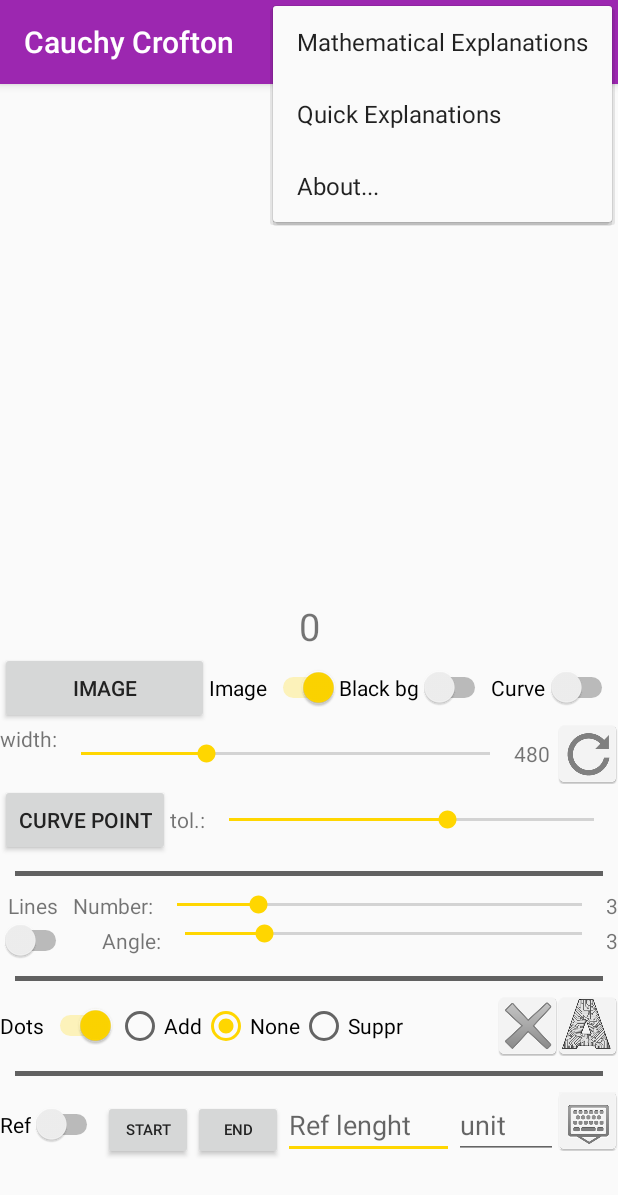
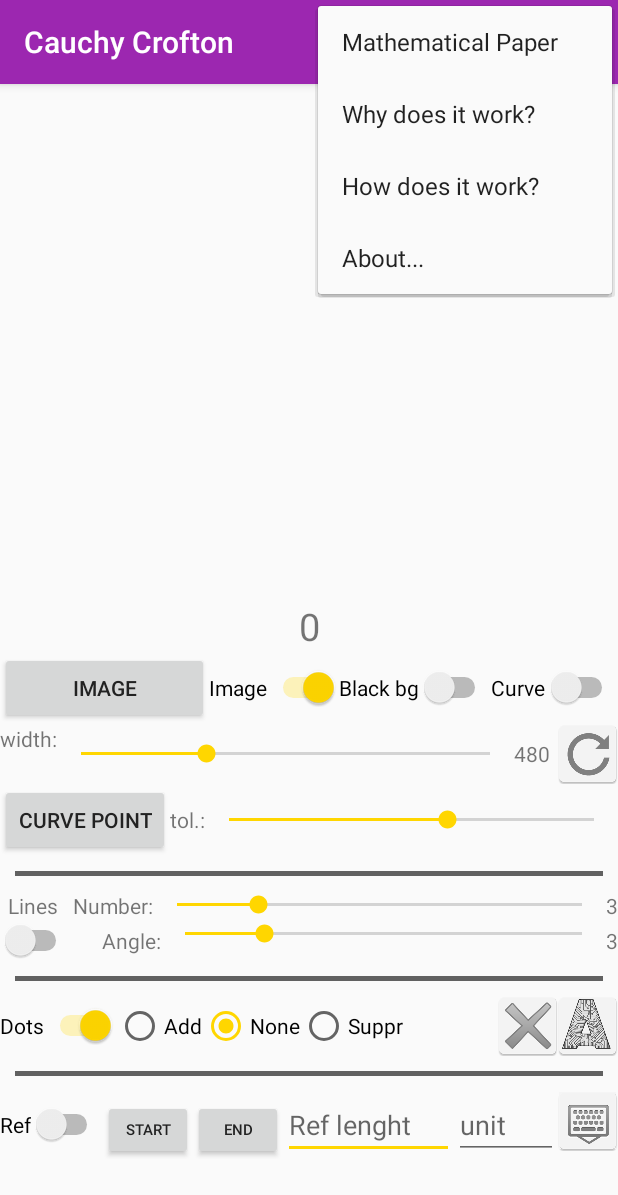
Before and after one commit to pauldubois98/CauchyCroftonApp, an Android app: the screen it shows after launch (MainActivity), with the options menu open, on a phone screen of 412 x 824 dp. Shown: the top 1195 px of the screen. Run offline under Robolectric (Android 15) with nearby library versions, the phone set to English and light mode, and no system bars; pictures from the network do not load.

Commit message:
small update

```diff
--- a/app/build.gradle
+++ b/app/build.gradle
@@ -14,8 +14,8 @@ android {
         applicationId "com.the.unknown.cauchycroftonapp"
         minSdkVersion 15
         targetSdkVersion 27
-        versionCode 3
-        versionName '1.0'
+        versionCode 4
+        versionName '1.1'
         testInstrumentationRunner "android.support.test.runner.AndroidJUnitRunner"
         signingConfig signingConfigs.config
     }
--- a/app/src/main/res/menu/main_menu.xml
+++ b/app/src/main/res/menu/main_menu.xml
@@ -3,14 +3,19 @@
     xmlns:app="http://schemas.android.com/apk/res-auto">
 
     <item
-        android:id="@+id/deep_explanations"
+        android:id="@+id/math_paper"
         app:showAsAction="never"
         android:title="@string/mathematical_explanations"
         />
     <item
-    android:id="@+id/explanations"
-    app:showAsAction="never"
-    android:title="@string/quick_explanations"
+        android:id="@+id/maths_expl"
+        app:showAsAction="never"
+        android:title="@string/quick_explanations"
+        />
+    <item
+        android:id="@+id/app_expl"
+        app:showAsAction="never"
+        android:title="@string/app_expl"
         />
     <item android:id="@+id/about_me"
         app:showAsAction="never"
--- a/app/src/main/res/values/strings.xml
+++ b/app/src/main/res/values/strings.xml
@@ -3,8 +3,9 @@
     <string name="alert_message">Part of our 2nd year at UCL</string>
     <string name="alert_title">Cauchy-Crofton App</string>
     <string name="alert_positive_bt">OK</string>
-    <string name="quick_explanations">Quick Explanations</string>
-    <string name="mathematical_explanations">Mathematical Explanations</string>
+    <string name="quick_explanations">Why does it work?</string>
+    <string name="app_expl">How does it work?</string>
+    <string name="mathematical_explanations">Mathematical Paper</string>
     <string name="about_me">About...</string>
     <string name="image_bt_txt">Image</string>
     <string name="image_swich_txt">Image</string>
```
Also changed, not shown: app/src/main/java/com/the/unknown/cauchycroftonapp/MainActivity.java (+6 -4 lines).
